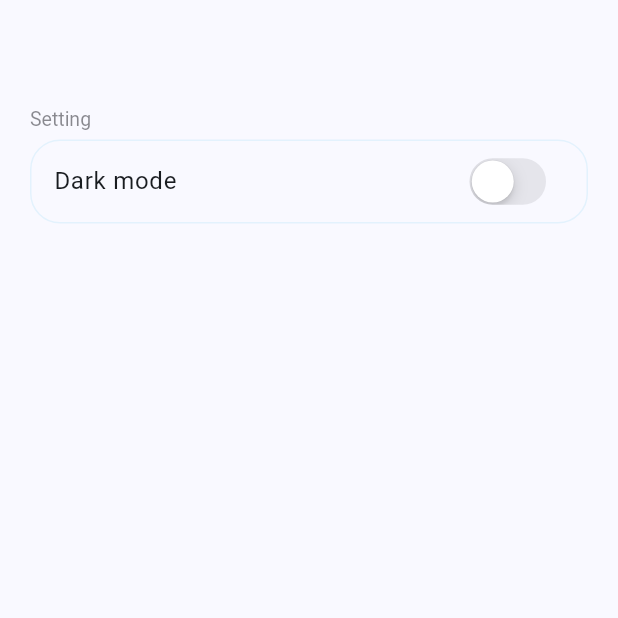
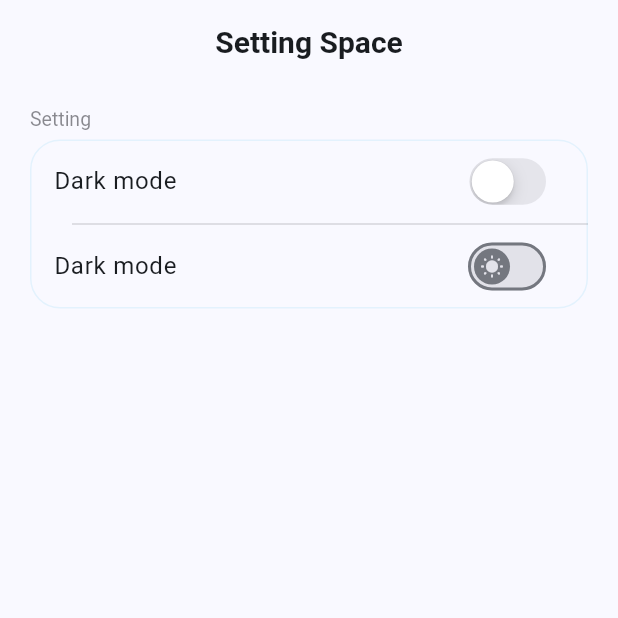
Before and after one commit to idxxbg/pokemon_time, a Flutter app: the SettingScreen screen opened directly, on a phone screen of 412 x 824 dp, the top half of it. Run offline on Flutter 3.47's test engine with Material 3 defaults, Android fonts, the phone set to English and light mode, and no system bars; our stand-ins replace cached_network_image, dio, flutter_bloc, shared_preferences; missing offline and left inert: soft_edge_blur; accounts and stored records are empty; network calls fail.

Commit message:
update UI

```diff
--- a/lib/app/screens/setting_screen.dart
+++ b/lib/app/screens/setting_screen.dart
@@ -2,6 +2,7 @@ import 'package:flutter/cupertino.dart';
 import 'package:flutter/material.dart';
 import 'package:flutter_bloc/flutter_bloc.dart';
 import 'package:pokemon_time/app/bloc/theme_cubit.dart';
+import 'package:pokemon_time/common/style/text_styles.dart';
 
 class SettingScreen extends StatelessWidget {
   const SettingScreen({super.key});
@@ -11,27 +12,26 @@ class SettingScreen extends StatelessWidget {
     return Scaffold(
       body: BlocBuilder<ThemeCubit, ThemeMode>(builder: (context, state) {
         bool isDark = state == ThemeMode.dark;
-        return SingleChildScrollView(
+        final themeCubit = context.read<ThemeCubit>();
+        return Scaffold(
+          appBar: AppBar(
+            centerTitle: true,
+            title: const Text(
+              'Setting Space',
+              style: TextStyles.appBarTitle,
+            ),
+          ),
+          body: SingleChildScrollView(
             child: Column(
               children: [
-              const SizedBox(height: kToolbarHeight),
-              // ListTile(
-              //   title: const Text('Dark mode'),
-              //   trailing: CupertinoSwitch(
-              //     value: isDark,
-              //     onChanged: (isDark) {
-              //       context.read<ThemeCubit>().changeThemeMode();
-              //     },
-              //   ),
-              // ),
                 CupertinoFormSection.insetGrouped(
                   backgroundColor: Theme.of(context).scaffoldBackgroundColor,
                   header: const Text('Setting'),
                   decoration: BoxDecoration(
                     color: Theme.of(context).scaffoldBackgroundColor,
                     borderRadius: BorderRadius.circular(20),
-                  border:
-                      Border.all(color: Theme.of(context).secondaryHeaderColor),
+                    border: Border.all(
+                        color: Theme.of(context).secondaryHeaderColor),
                   ),
                   children: [
                     ListTile(
@@ -39,13 +39,27 @@ class SettingScreen extends StatelessWidget {
                       trailing: CupertinoSwitch(
                         value: isDark,
                         onChanged: (isDark) {
-                        context.read<ThemeCubit>().changeThemeMode();
+                          themeCubit.changeThemeMode();
                         },
                       ),
                     ),
+                    ListTile(
+                        title: const Text('Dark mode'),
+                        trailing: Switch(
+                          thumbIcon: WidgetStatePropertyAll(
+                            Icon(isDark
+                                ? Icons.nightlight_round
+                                : Icons.wb_sunny_rounded),
+                          ),
+                          value: isDark,
+                          onChanged: (value) {
+                            themeCubit.changeThemeMode();
+                          },
+                        )),
                   ],
                 )
               ],
+            ),
           ),
         );
       }),
--- a/lib/config/theme/dark_theme.dart
+++ b/lib/config/theme/dark_theme.dart
@@ -6,7 +6,8 @@ ThemeData darkTheme = ThemeData(
   pageTransitionsTheme: const PageTransitionsTheme(
     builders: {
       // Use PredictiveBackPageTransitionsBuilder to get the predictive back route transition!
-      TargetPlatform.android: PredictiveBackPageTransitionsBuilder(),
+      // TargetPlatform.android: PredictiveBackPageTransitionsBuilder(),
+      TargetPlatform.iOS: CupertinoPageTransitionsBuilder(),
     },
   ),
   useMaterial3: true,
--- a/lib/presentation/bloc/pokemon_page_cubit/pokemon_page_cubit.dart
+++ b/lib/presentation/bloc/pokemon_page_cubit/pokemon_page_cubit.dart
@@ -3,11 +3,11 @@ import 'package:flutter_bloc/flutter_bloc.dart';
 class PokemonPageCubit extends Cubit<int> {
   PokemonPageCubit() : super(0);
 
-  void nextPage() {
+  Future<void> nextPage() async {
     emit(state + 20);
   }
 
-  void previous() {
+  Future<void> previous() async {
     emit(state - 20);
   }
 }
--- a/pubspec.yaml
+++ b/pubspec.yaml
@@ -41,6 +41,8 @@ dependencies:
   cached_network_image: ^3.4.1
   path_provider: ^2.1.5
   shared_preferences: ^2.3.3
+  like_button: ^2.0.5
+  soft_edge_blur: ^0.1.3
 
 dev_dependencies:
   flutter_test:
```
Also changed, not shown: lib/app/app.dart (+147 -6 lines), lib/presentation/bloc/list_pokemon_cubit/get_list_pokemon_cubit.dart (+5 -4 lines), lib/presentation/screens/pokemon_list_screen.dart (+21 -7 lines), lib/presentation/widgets/pokemon_stack_widget.dart (+13 -13 lines), pubspec.lock. Lines whose indentation alone changed are shown as unchanged.
